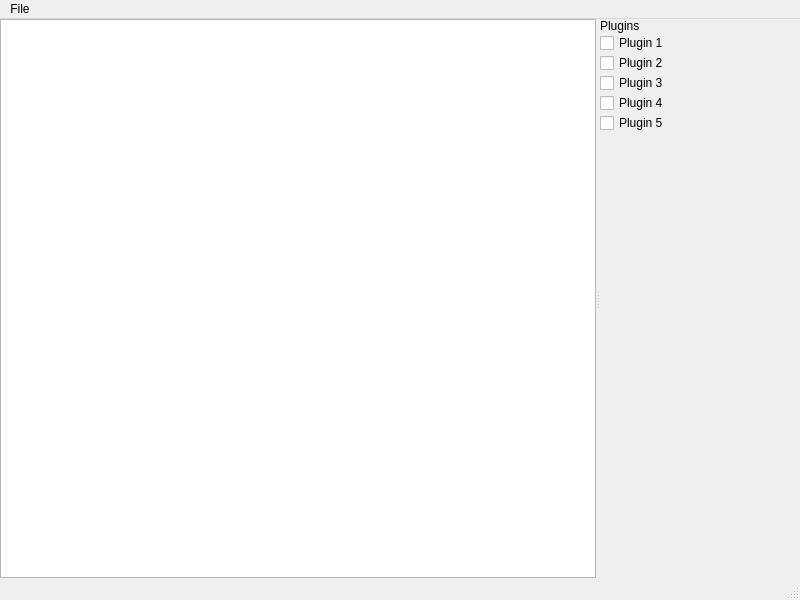
Old version of the form mainwindow.ui in the repository nikelaz/esvg-gui.
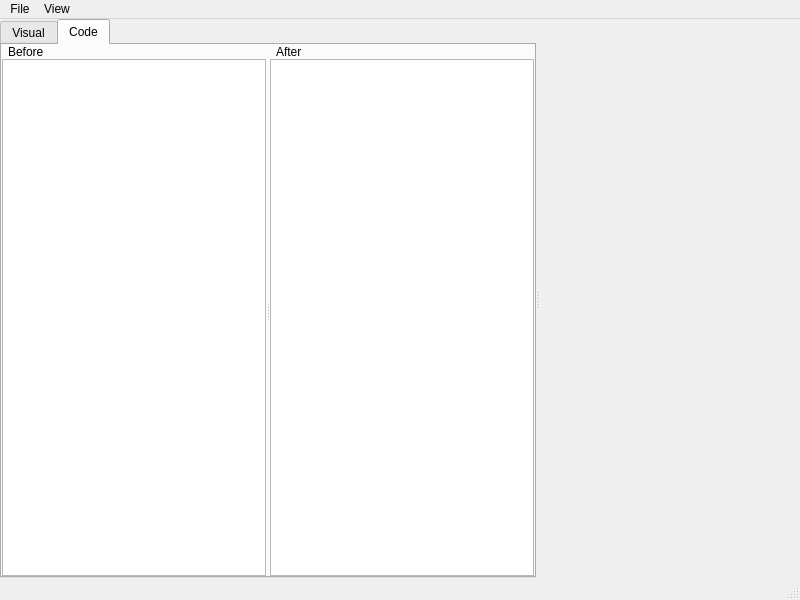
New version of the form. The open tabs and pages were chosen to show the change.

Commit message: feat: progress on the UI layout and components

The edit to the form file:
```diff
--- a/mainwindow.ui
+++ b/mainwindow.ui
@@ -35,11 +35,80 @@
       <property name="orientation">
        <enum>Qt::Orientation::Horizontal</enum>
       </property>
-      <widget class="QGraphicsView" name="svgView"/>
+      <widget class="QTabWidget" name="mainTabs">
+       <widget class="QWidget" name="visualTab">
+        <attribute name="title"><string>Visual</string></attribute>
+        <layout class="QHBoxLayout" name="visualLayout">
+         <property name="spacing"><number>0</number></property>
+         <property name="leftMargin"><number>0</number></property>
+         <property name="topMargin"><number>0</number></property>
+         <property name="rightMargin"><number>0</number></property>
+         <property name="bottomMargin"><number>0</number></property>
+         <item>
+          <widget class="QGraphicsView" name="svgView"/>
+         </item>
+        </layout>
+       </widget>
+       <widget class="QWidget" name="codeTab">
+        <attribute name="title"><string>Code</string></attribute>
+        <layout class="QHBoxLayout" name="codeLayout">
+         <property name="spacing"><number>0</number></property>
+         <property name="leftMargin"><number>0</number></property>
+         <property name="topMargin"><number>0</number></property>
+         <property name="rightMargin"><number>0</number></property>
+         <property name="bottomMargin"><number>0</number></property>
+         <item>
+          <widget class="QSplitter" name="codeSplitter">
+           <property name="orientation"><enum>Qt::Orientation::Horizontal</enum></property>
+           <widget class="QWidget" name="codeBeforeWidget">
+            <layout class="QVBoxLayout" name="codeBeforeLayout">
+             <property name="spacing"><number>0</number></property>
+             <property name="leftMargin"><number>0</number></property>
+             <property name="topMargin"><number>0</number></property>
+             <property name="rightMargin"><number>0</number></property>
+             <property name="bottomMargin"><number>0</number></property>
+             <item>
+              <widget class="QLabel" name="codeBeforeLabel">
+               <property name="text"><string>Before</string></property>
+               <property name="indent"><number>6</number></property>
+              </widget>
+             </item>
+             <item>
+              <widget class="QPlainTextEdit" name="codeBefore">
+               <property name="readOnly"><bool>true</bool></property>
+              </widget>
+             </item>
+            </layout>
+           </widget>
+           <widget class="QWidget" name="codeAfterWidget">
+            <layout class="QVBoxLayout" name="codeAfterLayout">
+             <property name="spacing"><number>0</number></property>
+             <property name="leftMargin"><number>0</number></property>
+             <property name="topMargin"><number>0</number></property>
+             <property name="rightMargin"><number>0</number></property>
+             <property name="bottomMargin"><number>0</number></property>
+             <item>
+              <widget class="QLabel" name="codeAfterLabel">
+               <property name="text"><string>After</string></property>
+               <property name="indent"><number>6</number></property>
+              </widget>
+             </item>
+             <item>
+              <widget class="QPlainTextEdit" name="codeAfter">
+               <property name="readOnly"><bool>true</bool></property>
+              </widget>
+             </item>
+            </layout>
+           </widget>
+          </widget>
+         </item>
+        </layout>
+       </widget>
+      </widget>
       <widget class="QWidget" name="sidebarWidget">
        <property name="minimumSize">
         <size>
-         <width>200</width>
+         <width>260</width>
          <height>0</height>
         </size>
        </property>
@@ -47,60 +116,24 @@
         <property name="spacing">
          <number>0</number>
         </property>
+        <property name="leftMargin">
+         <number>0</number>
+        </property>
+        <property name="topMargin">
+         <number>0</number>
+        </property>
+        <property name="rightMargin">
+         <number>0</number>
+        </property>
+        <property name="bottomMargin">
+         <number>0</number>
+        </property>
         <item>
-         <widget class="QLabel" name="label">
-          <property name="text">
-           <string>Plugins</string>
-          </property>
-         </widget>
-        </item>
-        <item>
-         <widget class="QCheckBox" name="checkBox_2">
-          <property name="text">
-           <string>Plugin 1</string>
-          </property>
-         </widget>
-        </item>
-        <item>
-         <widget class="QCheckBox" name="checkBox_3">
-          <property name="text">
-           <string>Plugin 2</string>
-          </property>
-         </widget>
-        </item>
-        <item>
-         <widget class="QCheckBox" name="checkBox_4">
-          <property name="text">
-           <string>Plugin 3</string>
-          </property>
-         </widget>
-        </item>
-        <item>
-         <widget class="QCheckBox" name="checkBox_5">
-          <property name="text">
-           <string>Plugin 4</string>
-          </property>
-         </widget>
-        </item>
-        <item>
-         <widget class="QCheckBox" name="checkBox_6">
-          <property name="text">
-           <string>Plugin 5</string>
-          </property>
-         </widget>
-        </item>
-        <item>
-         <spacer name="verticalSpacer">
+         <widget class="QSplitter" name="sidebarSplitter">
           <property name="orientation">
            <enum>Qt::Orientation::Vertical</enum>
           </property>
-          <property name="sizeHint" stdset="0">
-           <size>
-            <width>20</width>
-            <height>40</height>
-           </size>
-          </property>
-         </spacer>
+         </widget>
         </item>
        </layout>
       </widget>
@@ -122,8 +155,20 @@
      <string>File</string>
     </property>
     <addaction name="actionOpen"/>
+    <addaction name="separator"/>
+    <addaction name="actionExport"/>
+   </widget>
+   <widget class="QMenu" name="menuView">
+    <property name="title">
+     <string>View</string>
+    </property>
+    <addaction name="actionViewPlugins"/>
+    <addaction name="actionViewOptimization"/>
+    <addaction name="actionViewColors"/>
+    <addaction name="actionViewQuickExport"/>
    </widget>
    <addaction name="menuFile"/>
+   <addaction name="menuView"/>
   </widget>
   <widget class="QStatusBar" name="statusbar"/>
   <action name="actionOpen">
```
Left out of the diff: 57 changed lines with no effect on the pictures. The commit also changes 10 other files.
